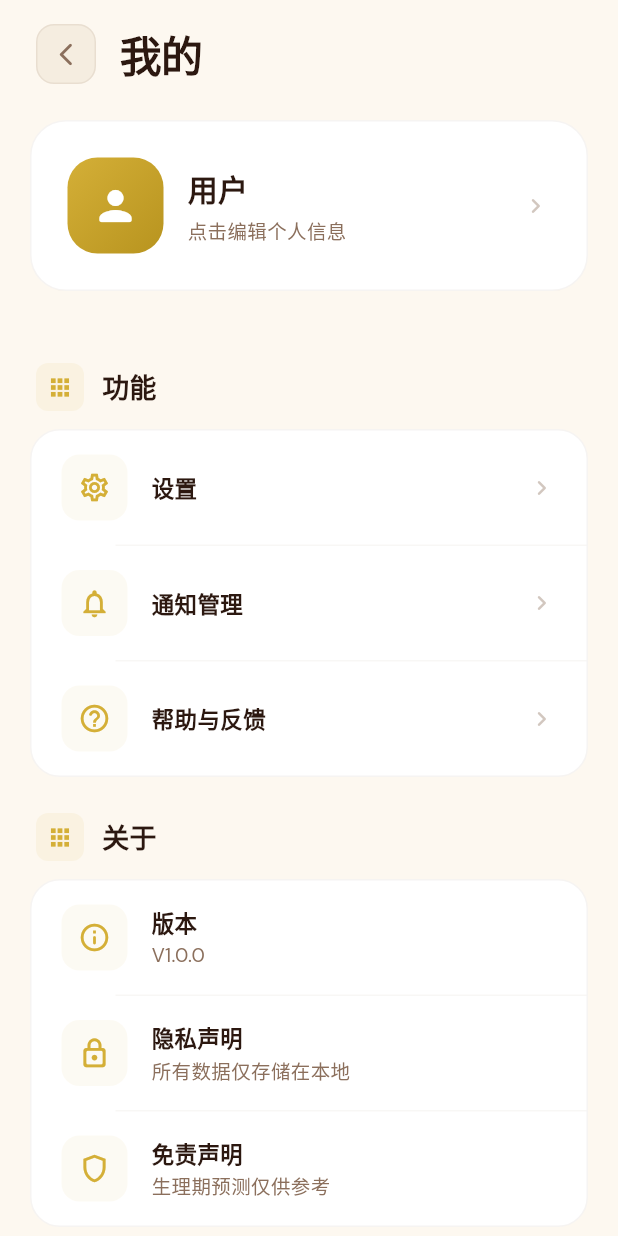
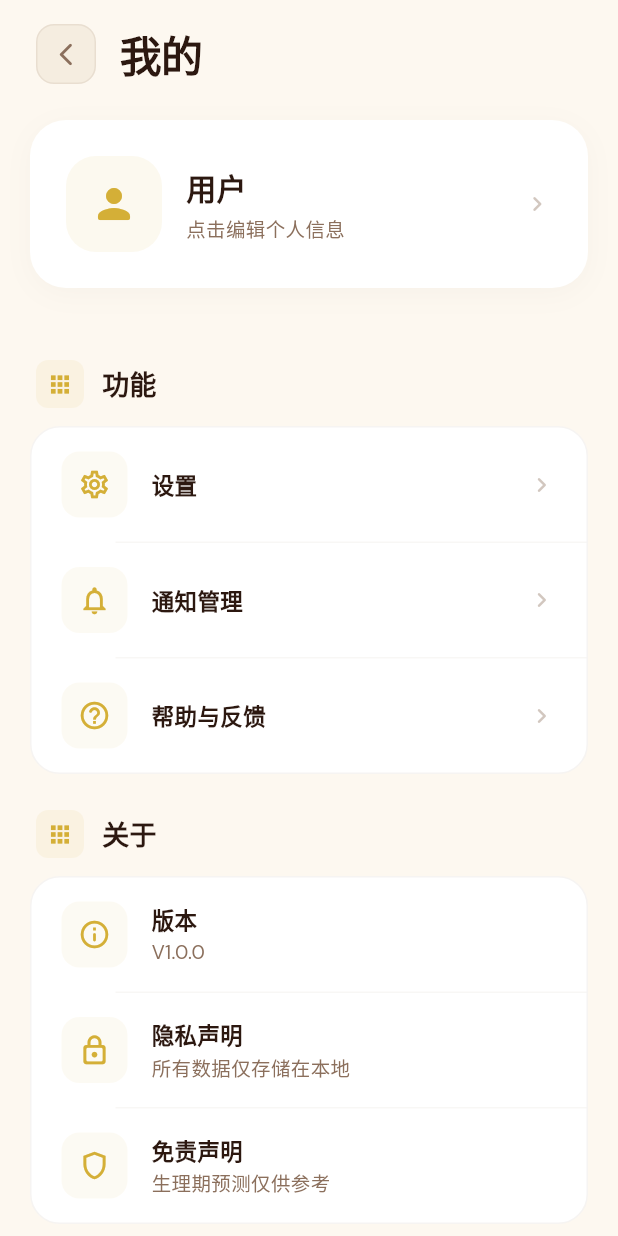
Before and after one commit to yudidayeye/assistance, a Flutter app: the screen it shows after launch, after a tap on "我的", on a phone screen of 412 x 824 dp. Run offline on Flutter 3.47's test engine with Material 3 defaults, Android fonts, the phone set to English and light mode, and no system bars; our stand-ins replace fl_chart, go_router, google_fonts, sqflite_common_ffi; accounts and stored records are empty.

Commit message:
feat: 浅色系卡片 redesign + 我的页面风格统一
- FeaturedCard: 去除渐变背景和装饰圆形，改为白底浅色图标容器
  - 图标背景使用 module.themeColor.withAlpha(20)，图标为主题色
  - 新增 vertical 紧凑模式支持两列展示
  - 分类标签使用浅色 pill 背景
  - 文字颜色改为 earth/earthMedium 深色系
- ProfilePage: 头像去渐变，改为浅色底 + 主题色图标
- HomePage: 卡片从 ListView 改为 GridView 两列

```diff
--- a/lib/pages/home_page.dart
+++ b/lib/pages/home_page.dart
@@ -104,7 +104,6 @@ class _HomePageState extends State<HomePage> {
                   .map((module) => FeaturedCard(
                         module: module,
                         categoryLabel: _getCategoryLabel(module),
-                        gradient: _getGradient(module),
                         vertical: true,
                       ))
                   .toList(),
@@ -137,27 +136,4 @@ class _HomePageState extends State<HomePage> {
         return '工具';
     }
   }
-
-  LinearGradient _getGradient(ToolModule module) {
-    switch (module.moduleId) {
-      case 'accounting':
-        return const LinearGradient(
-          colors: [Color(0xFF10b981), Color(0xFF059669)],
-          begin: Alignment.topLeft,
-          end: Alignment.bottomRight,
-        );
-      case 'period_tracker':
-        return const LinearGradient(
-          colors: [Color(0xFFf472b6), Color(0xFFec4899)],
-          begin: Alignment.topLeft,
-          end: Alignment.bottomRight,
-        );
-      default:
-        return LinearGradient(
-          colors: [module.themeColor, module.themeColor.withAlpha(0xB4)],
-          begin: Alignment.topLeft,
-          end: Alignment.bottomRight,
-        );
-    }
-  }
 }
--- a/lib/pages/profile_page.dart
+++ b/lib/pages/profile_page.dart
@@ -102,27 +102,27 @@ class ProfilePage extends StatelessWidget {
       decoration: BoxDecoration(
         color: Colors.white,
         borderRadius: BorderRadius.circular(24),
-        border: Border.all(
-          color: appTheme.earthMedium.withAlpha(20),
-        ),
+        boxShadow: [
+          BoxShadow(
+            color: appTheme.earth.withAlpha(8),
+            blurRadius: 16,
+            offset: const Offset(0, 4),
+          ),
+        ],
       ),
       child: Row(
         children: [
-          // 头像
+          // 头像 — 浅色渐变 + 人物图标
           Container(
             width: 64,
             height: 64,
             decoration: BoxDecoration(
-              gradient: LinearGradient(
-                begin: Alignment.topLeft,
-                end: Alignment.bottomRight,
-                colors: [appTheme.primary, appTheme.primaryDark],
-              ),
+              color: appTheme.primary.withAlpha(20),
               borderRadius: BorderRadius.circular(20),
             ),
-            child: const Icon(
+            child: Icon(
               Icons.person_rounded,
-              color: Colors.white,
+              color: appTheme.primary,
               size: 32,
             ),
           ),
@@ -154,7 +154,7 @@ class ProfilePage extends StatelessWidget {
             ),
           ),
 
-          // 编辑按钮
+          // 箭头
           Icon(
             Icons.chevron_right_rounded,
             color: appTheme.earthMedium.withAlpha(100),
--- a/lib/shared/widgets/featured_card.dart
+++ b/lib/shared/widgets/featured_card.dart
@@ -3,12 +3,11 @@ import 'package:google_fonts/google_fonts.dart';
 import '../../core/module_system/tool_module.dart';
 import 'package:go_router/go_router.dart';
 
-/// 特色功能卡片 — 工具箱首页展示卡片
-/// 对应 Figma 设计中的 tall gradient card（绿色/粉色渐变）
+/// 特色功能卡片 — 浅色系柔和风格
+/// 匹配模块管理设置页的视觉语言：白底 + 浅色图标容器 + 无渐变
 class FeaturedCard extends StatelessWidget {
   final ToolModule module;
   final String categoryLabel;
-  final LinearGradient gradient;
   final VoidCallback? onTap;
   final bool vertical;
 
@@ -16,73 +15,58 @@ class FeaturedCard extends StatelessWidget {
     super.key,
     required this.module,
     required this.categoryLabel,
-    required this.gradient,
     this.onTap,
     this.vertical = false,
   });
 
   @override
   Widget build(BuildContext context) {
-    final shadowColor = gradient.colors.first.withAlpha(0x30);
+    final color = module.themeColor;
 
     return GestureDetector(
       onTap: onTap ?? () => context.push('/${module.moduleId}'),
       child: Container(
-        height: vertical ? 160 : 124,
         decoration: BoxDecoration(
+          color: Colors.white,
           borderRadius: BorderRadius.circular(24),
-          gradient: gradient,
           boxShadow: [
             BoxShadow(
-              color: shadowColor,
-              blurRadius: 32,
-              offset: const Offset(0, 8),
-              spreadRadius: 0,
+              color: color.withAlpha(8),
+              blurRadius: 16,
+              offset: const Offset(0, 4),
             ),
           ],
         ),
-        child: Stack(
+        child: Padding(
+          padding: const EdgeInsets.all(20),
+          child: vertical
+              ? _buildVerticalLayout(color)
+              : _buildHorizontalLayout(color),
+        ),
+      ),
+    );
+  }
+
+  Widget _buildVerticalLayout(Color color) {
+    return Column(
+      mainAxisAlignment: MainAxisAlignment.center,
       children: [
-            // 装饰性半透明圆形
-            _buildDecoCircle(
-              top: -32,
-              right: 30,
-              size: 144,
-              alpha: 38,
-            ),
-            _buildDecoCircle(
-              bottom: -16,
-              left: -16,
-              size: 112,
-              alpha: 25,
-            ),
-
-            if (vertical)
-              // 两列模式：垂直布局
-              Padding(
-                padding: const EdgeInsets.fromLTRB(16, 16, 16, 16),
-                child: Column(
-                  crossAxisAlignment: CrossAxisAlignment.center,
-                  children: [
-                    // 图标
         Container(
-                      width: 40,
-                      height: 40,
+          width: 48,
+          height: 48,
           decoration: BoxDecoration(
-                        color: Colors.white.withAlpha(51),
-                        borderRadius: BorderRadius.circular(12),
+            color: color.withAlpha(20),
+            borderRadius: BorderRadius.circular(16),
           ),
           child: Center(
-                        child: module.icon.build(size: 22, color: Colors.white),
+            child: module.icon.build(size: 24, color: color),
           ),
         ),
-                    const SizedBox(height: 10),
-
-                    // 分类标签
+        const SizedBox(height: 14),
         Container(
-                      padding: const EdgeInsets.symmetric(horizontal: 8, vertical: 3),
+          padding: const EdgeInsets.symmetric(horizontal: 10, vertical: 4),
           decoration: BoxDecoration(
-                        color: Colors.white.withAlpha(64),
+            color: color.withAlpha(12),
             borderRadius: BorderRadius.circular(6),
           ),
           child: Text(
@@ -91,146 +75,65 @@ class FeaturedCard extends StatelessWidget {
               fontFamily: GoogleFonts.dmSans().fontFamily,
               fontSize: 10,
               fontWeight: FontWeight.w600,
-                          color: Colors.white,
+              color: color.withAlpha(180),
             ),
           ),
         ),
-                    const SizedBox(height: 6),
-
-                    // 标题
+        const SizedBox(height: 8),
         Text(
           module.displayName,
           style: TextStyle(
             fontFamily: GoogleFonts.robotoSlab().fontFamily,
             fontSize: 15,
             fontWeight: FontWeight.w700,
-                        color: Colors.white,
+            color: const Color(0xFF2C1810),
             letterSpacing: -0.2,
           ),
           textAlign: TextAlign.center,
           maxLines: 1,
           overflow: TextOverflow.ellipsis,
         ),
-                    const SizedBox(height: 3),
-
-                    // 副标题
+        const SizedBox(height: 4),
         Text(
           module.description,
           style: TextStyle(
             fontFamily: GoogleFonts.dmSans().fontFamily,
-                        fontSize: 11,
+            fontSize: 12,
             fontWeight: FontWeight.w500,
-                        color: Colors.white.withAlpha(191),
+            color: const Color(0xFF8B6F5C),
           ),
           textAlign: TextAlign.center,
           maxLines: 1,
           overflow: TextOverflow.ellipsis,
         ),
       ],
+    );
+  }
+
+  Widget _buildHorizontalLayout(Color color) {
+    return Row(
+      children: [
+        Container(
+          width: 52,
+          height: 52,
+          decoration: BoxDecoration(
+            color: color.withAlpha(20),
+            borderRadius: BorderRadius.circular(16),
           ),
-              )
-            else
-              // 单列模式：水平布局
-              Padding(
-                padding: const EdgeInsets.symmetric(horizontal: 24, vertical: 16),
-                child: Row(
-                  children: [
-                    // 左侧：64x64 图标容器
-                    _buildIconContainer(),
+          child: Center(
+            child: module.icon.build(size: 26, color: color),
+          ),
+        ),
         const SizedBox(width: 16),
-
-                    // 中间：分类标签 + 标题 + 副标题
         Expanded(
           child: Column(
             crossAxisAlignment: CrossAxisAlignment.start,
             mainAxisAlignment: MainAxisAlignment.center,
             children: [
-                          _buildCategoryPill(),
-                          const SizedBox(height: 8),
-                          Text(
-                            module.displayName,
-                            style: TextStyle(
-                              fontFamily: GoogleFonts.robotoSlab().fontFamily,
-                              fontSize: 20,
-                              fontWeight: FontWeight.w700,
-                              color: Colors.white,
-                              letterSpacing: -0.3,
-                            ),
-                          ),
-                          const SizedBox(height: 4),
-                          Text(
-                            module.description,
-                            style: TextStyle(
-                              fontFamily: GoogleFonts.dmSans().fontFamily,
-                              fontSize: 14,
-                              fontWeight: FontWeight.w500,
-                              color: Colors.white.withAlpha(191),
-                            ),
-                            maxLines: 1,
-                            overflow: TextOverflow.ellipsis,
-                          ),
-                        ],
-                      ),
-                    ),
-
-                    // 右侧：箭头图标
-                    Icon(
-                      Icons.chevron_right_rounded,
-                      size: 20,
-                      color: Colors.white.withAlpha(191),
-                    ),
-                  ],
-                ),
-              ),
-          ],
-        ),
-      ),
-    );
-  }
-
-  Widget _buildDecoCircle({
-    double? top,
-    double? bottom,
-    double? left,
-    double? right,
-    required double size,
-    required int alpha,
-  }) {
-    return Positioned(
-      top: top,
-      bottom: bottom,
-      left: left,
-      right: right,
-      child: Container(
-        width: size,
-        height: size,
+              Container(
+                padding: const EdgeInsets.symmetric(horizontal: 8, vertical: 3),
                 decoration: BoxDecoration(
-          color: Colors.white.withAlpha(alpha),
-          shape: BoxShape.circle,
-        ),
-      ),
-    );
-  }
-
-  Widget _buildIconContainer() {
-    return Container(
-      width: 64,
-      height: 64,
-      decoration: BoxDecoration(
-        color: Colors.white.withAlpha(51),
-        borderRadius: BorderRadius.circular(16),
-      ),
-      child: Center(
-        child: module.icon.build(size: 32, color: Colors.white),
-      ),
-    );
-  }
-
-  Widget _buildCategoryPill() {
-    return Container(
-      padding: const EdgeInsets.symmetric(horizontal: 8, vertical: 4),
-      decoration: BoxDecoration(
-        color: Colors.white.withAlpha(64),
+                  color: color.withAlpha(12),
                   borderRadius: BorderRadius.circular(6),
                 ),
                 child: Text(
@@ -239,9 +142,39 @@ class FeaturedCard extends StatelessWidget {
                     fontFamily: GoogleFonts.dmSans().fontFamily,
                     fontSize: 10,
                     fontWeight: FontWeight.w600,
-          color: Colors.white,
+                    color: color.withAlpha(180),
                   ),
                 ),
+              ),
+              const SizedBox(height: 8),
+              Text(
+                module.displayName,
+                style: TextStyle(
+                  fontFamily: GoogleFonts.robotoSlab().fontFamily,
+                  fontSize: 17,
+                  fontWeight: FontWeight.w700,
+                  color: const Color(0xFF2C1810),
+                  letterSpacing: -0.2,
+                ),
+                maxLines: 1,
+                overflow: TextOverflow.ellipsis,
+              ),
+              const SizedBox(height: 3),
+              Text(
+                module.description,
+                style: TextStyle(
+                  fontFamily: GoogleFonts.dmSans().fontFamily,
+                  fontSize: 13,
+                  fontWeight: FontWeight.w500,
+                  color: const Color(0xFF8B6F5C),
+                ),
+                maxLines: 1,
+                overflow: TextOverflow.ellipsis,
+              ),
+            ],
+          ),
+        ),
+      ],
     );
   }
 }
```
Lines whose indentation alone changed are shown as unchanged.
